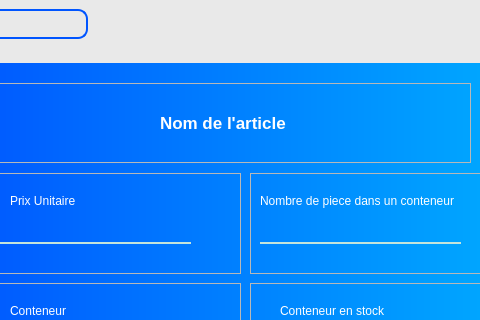
Before: the Qt Designer form views/auth/main_admin_window.ui in ninohantonio/Store-Management, drawn with Qt 5; both pictures show x 708 to 1188 and y 0 to 320 of the 1365 by 697 pixel window.
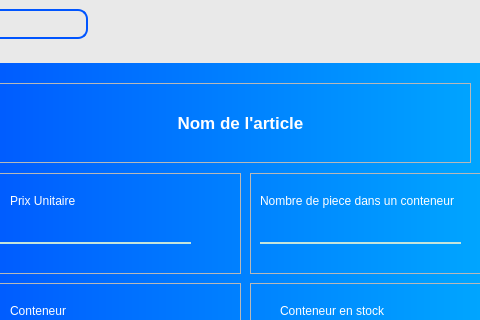
After: the same form once the commit is applied. Icons and pictures are not drawn. Custom widgets are drawn as their Qt base class.

Diff of the .ui file:
```diff
--- a/views/auth/main_admin_window.ui
+++ b/views/auth/main_admin_window.ui
@@ -1323,9 +1323,9 @@
                          <widget class="QLabel" name="article_name">
                           <property name="geometry">
                            <rect>
-                            <x>180</x>
+                            <x>110</x>
                             <y>30</y>
-                            <width>181</width>
+                            <width>301</width>
                             <height>20</height>
                            </rect>
                           </property>
@@ -1339,6 +1339,9 @@
                           <property name="text">
                            <string>Nom de l'article</string>
                           </property>
+                          <property name="alignment">
+                           <set>Qt::AlignmentFlag::AlignCenter</set>
+                          </property>
                          </widget>
                         </widget>
                         <widget class="QFrame" name="frame_22">
```
